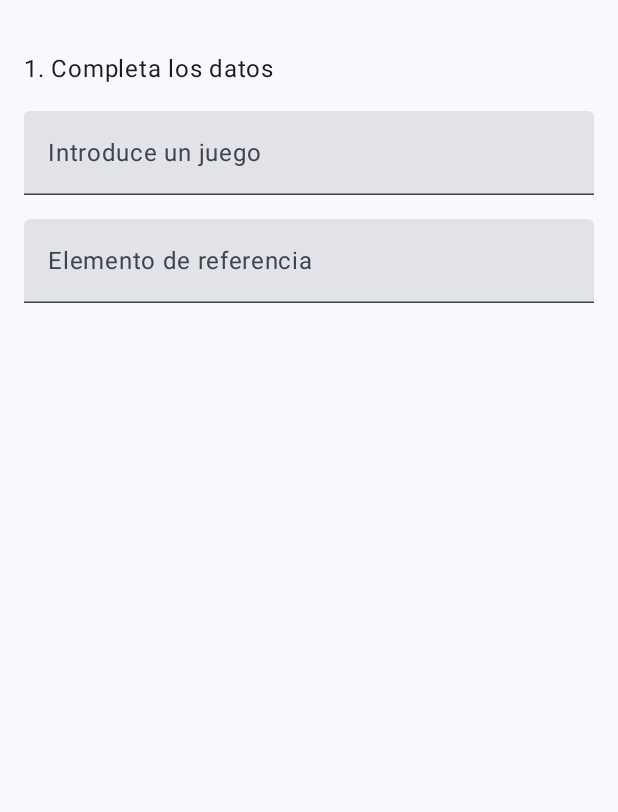
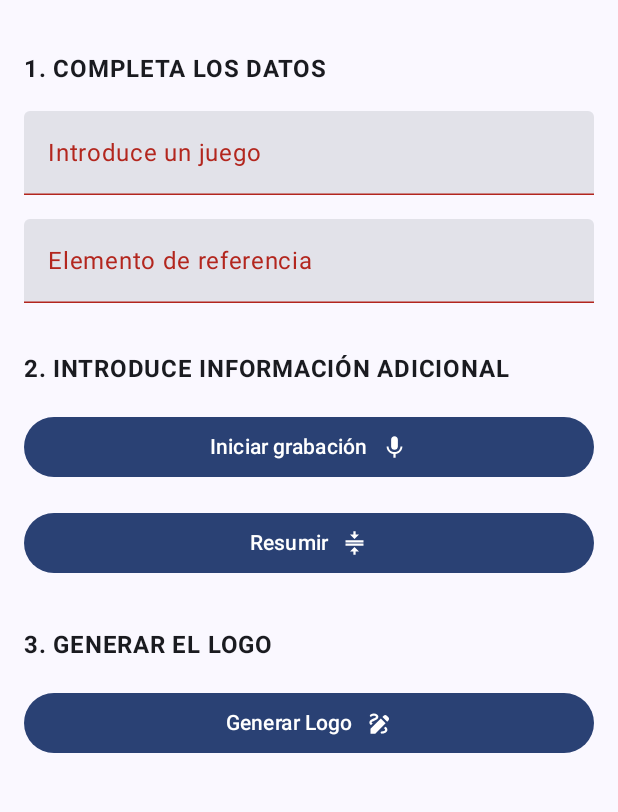
Before and after one commit to VicaDev/LogoGenerator, an Android app built with Jetpack Compose: the screen it shows after launch (MainActivity), on a phone screen of 412 x 824 dp, the part 69-881 px from its top. Run offline under Robolectric (Android 15) with nearby library versions, the phone set to English and light mode, and no system bars.

Commit message:
Painted interface

```diff
--- a/app/build.gradle.kts
+++ b/app/build.gradle.kts
@@ -51,6 +51,7 @@ android {
 
 dependencies {
 
+    //Core
     implementation("androidx.core:core-ktx:1.12.0")
     implementation("androidx.lifecycle:lifecycle-runtime-ktx:2.6.2")
     implementation("androidx.activity:activity-compose:1.8.0")
@@ -59,6 +60,9 @@ dependencies {
     implementation("androidx.compose.ui:ui-graphics")
     implementation("androidx.compose.ui:ui-tooling-preview")
     implementation("androidx.compose.material3:material3")
+    implementation("androidx.compose.material:material-icons-extended:1.5.3")
+
+    //Test
     testImplementation("junit:junit:4.13.2")
     androidTestImplementation("androidx.test.ext:junit:1.1.5")
     androidTestImplementation("androidx.test.espresso:espresso-core:3.5.1")
--- a/app/src/main/java/com/vicadev/logogenerator/MainActivity.kt
+++ b/app/src/main/java/com/vicadev/logogenerator/MainActivity.kt
@@ -3,6 +3,7 @@ package com.vicadev.logogenerator
 import android.os.Bundle
 import androidx.activity.ComponentActivity
 import androidx.activity.compose.setContent
+import androidx.compose.foundation.layout.Arrangement
 import androidx.compose.foundation.layout.Column
 import androidx.compose.foundation.layout.fillMaxSize
 import androidx.compose.foundation.layout.padding
@@ -21,6 +22,8 @@ import androidx.compose.ui.Modifier
 import androidx.compose.ui.tooling.preview.Preview
 import androidx.compose.ui.unit.dp
 import com.vicadev.logogenerator.ui.content.DataColumn
+import com.vicadev.logogenerator.ui.content.GeneratorColumn
+import com.vicadev.logogenerator.ui.content.InfoColumn
 import com.vicadev.logogenerator.ui.theme.LogoGeneratorTheme
 
 class MainActivity : ComponentActivity() {
@@ -51,7 +54,12 @@ private fun Content() {
             TopAppBar(title = { Text(text = "Logo Generator") })
         }
     ) { padding ->
-        Column(modifier = Modifier.padding(padding).padding(16.dp)) {
+        Column(
+            modifier = Modifier
+                .padding(padding)
+                .padding(16.dp),
+            verticalArrangement = Arrangement.spacedBy(32.dp)
+        ) {
             //Bloque 1
             DataColumn(
                 games,
@@ -59,6 +67,12 @@ private fun Content() {
                 onGamesChange = { games = it },
                 onElementsChange = { elements = it }
             )
+
+            //Bloque 2
+            InfoColumn()
+
+            //Bloque 3
+            GeneratorColumn()
         }
     }
 }
--- /dev/null
+++ b/app/src/main/java/com/vicadev/logogenerator/ui/component/ActionButton.kt
@@ -0,0 +1,30 @@
+package com.vicadev.logogenerator.ui.component
+
+import androidx.compose.foundation.layout.Spacer
+import androidx.compose.foundation.layout.fillMaxWidth
+import androidx.compose.foundation.layout.size
+import androidx.compose.material3.Button
+import androidx.compose.material3.ButtonDefaults
+import androidx.compose.material3.Icon
+import androidx.compose.material3.Text
+import androidx.compose.runtime.Composable
+import androidx.compose.ui.Modifier
+import androidx.compose.ui.graphics.vector.ImageVector
+
+@Composable
+fun ActionButton(text: String, icon: ImageVector, description: String, onClick: () -> Unit) {
+    Button(
+        onClick = onClick,
+        modifier = Modifier.fillMaxWidth()
+    ) {
+        Text(text)
+
+        Spacer(modifier = Modifier.size(ButtonDefaults.IconSpacing))
+
+        Icon(
+            imageVector = icon,
+            contentDescription = description,
+            modifier = Modifier.size(ButtonDefaults.IconSize)
+        )
+    }
+}
--- a/app/src/main/java/com/vicadev/logogenerator/ui/component/DataTextField.kt
+++ b/app/src/main/java/com/vicadev/logogenerator/ui/component/DataTextField.kt
@@ -14,6 +14,8 @@ fun DataTextField(label: String, text: String, onValueChange: (String) -> Unit)
         value = text,
         onValueChange = onValueChange,
         label = { Text(text = label) },
-        modifier = Modifier.fillMaxWidth()
+        modifier = Modifier.fillMaxWidth(),
+        singleLine = true,
+        isError = text.isEmpty()
     )
 }
--- /dev/null
+++ b/app/src/main/java/com/vicadev/logogenerator/ui/component/TitleText.kt
@@ -0,0 +1,11 @@
+package com.vicadev.logogenerator.ui.component
+
+import androidx.compose.material3.Text
+import androidx.compose.runtime.Composable
+import androidx.compose.ui.text.font.FontWeight
+import androidx.compose.ui.unit.sp
+
+@Composable
+fun TitlteText(text: String) {
+    Text(text.uppercase(), fontSize = 16.sp, fontWeight = FontWeight.Bold)
+}
--- a/app/src/main/java/com/vicadev/logogenerator/ui/content/DataColumn.kt
+++ b/app/src/main/java/com/vicadev/logogenerator/ui/content/DataColumn.kt
@@ -2,16 +2,12 @@ package com.vicadev.logogenerator.ui.content
 
 import androidx.compose.foundation.layout.Arrangement
 import androidx.compose.foundation.layout.Column
-import androidx.compose.foundation.layout.fillMaxWidth
-import androidx.compose.material3.ExperimentalMaterial3Api
-import androidx.compose.material3.Text
-import androidx.compose.material3.TextField
 import androidx.compose.runtime.Composable
-import androidx.compose.ui.Modifier
 import androidx.compose.ui.unit.dp
 import com.vicadev.logogenerator.ui.component.DataTextField
+import com.vicadev.logogenerator.ui.component.TitlteText
 
-@OptIn(ExperimentalMaterial3Api::class)
+
 @Composable
 fun DataColumn(
     games: String,
@@ -20,7 +16,7 @@ fun DataColumn(
     onElementsChange: (String) -> Unit
 ) {
     Column(verticalArrangement = Arrangement.spacedBy(16.dp)) {
-        Text(text = "1. Completa los datos")
+        TitlteText(text = "1. Completa los datos")
         DataTextField(label = "Introduce un juego", text = games, onValueChange = onGamesChange)
         DataTextField(label = "Elemento de referencia", text = elements, onValueChange = onElementsChange)
     }
--- /dev/null
+++ b/app/src/main/java/com/vicadev/logogenerator/ui/content/GeneratorColumn.kt
@@ -0,0 +1,24 @@
+package com.vicadev.logogenerator.ui.content
+
+import androidx.compose.foundation.layout.Arrangement
+import androidx.compose.foundation.layout.Column
+import androidx.compose.material.icons.Icons
+import androidx.compose.material.icons.filled.Draw
+import androidx.compose.runtime.Composable
+import androidx.compose.ui.unit.dp
+import com.vicadev.logogenerator.ui.component.ActionButton
+import com.vicadev.logogenerator.ui.component.TitlteText
+
+@Composable
+fun GeneratorColumn() {
+    Column(verticalArrangement = Arrangement.spacedBy(16.dp)) {
+        TitlteText("3. Generar el logo")
+
+        ActionButton(
+            text = "Generar Logo",
+            icon = Icons.Filled.Draw,
+            description = "Generar el logo") {
+            //Acción del botón
+        }
+    }
+}
--- /dev/null
+++ b/app/src/main/java/com/vicadev/logogenerator/ui/content/InfoColumn.kt
@@ -0,0 +1,33 @@
+package com.vicadev.logogenerator.ui.content
+
+import androidx.compose.foundation.layout.Arrangement
+import androidx.compose.foundation.layout.Column
+import androidx.compose.material.icons.Icons
+import androidx.compose.material.icons.filled.Compress
+import androidx.compose.material.icons.filled.Mic
+import androidx.compose.runtime.Composable
+import androidx.compose.ui.unit.dp
+import com.vicadev.logogenerator.ui.component.ActionButton
+import com.vicadev.logogenerator.ui.component.TitlteText
+
+@Composable
+fun InfoColumn() {
+    Column(verticalArrangement = Arrangement.spacedBy(16.dp)) {
+        TitlteText("2. Introduce información adicional")
+
+        ActionButton(
+            text = "Iniciar grabación",
+            icon = Icons.Filled.Mic,
+            description = "Iniciar grabación"
+        ) {
+            //Acción del botón
+        }
+        ActionButton(
+            text = "Resumir",
+            icon = Icons.Filled.Compress,
+            description = "Resumir grabación"
+        ) {
+            //Acción del botón
+        }
+    }
+}
```
